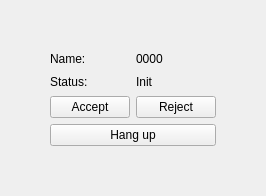
Before: the Qt Designer form call_window.ui in FunnySqirrel/Softophone, drawn with Qt 5.
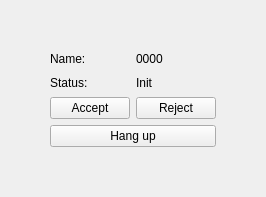
After: the same form once the commit is applied.

What changed in the file:
```diff
--- a/call_window.ui
+++ b/call_window.ui
@@ -7,7 +7,7 @@
     <x>0</x>
     <y>0</y>
     <width>260</width>
-    <height>196</height>
+    <height>197</height>
    </rect>
   </property>
   <property name="windowTitle">
```
Left out of the diff: 2 changed lines with no effect on the pictures.
